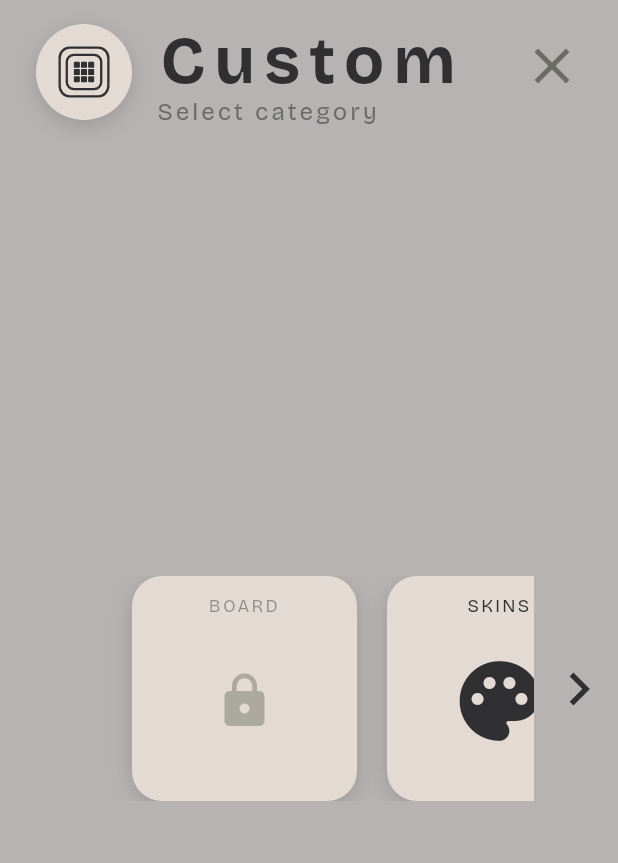
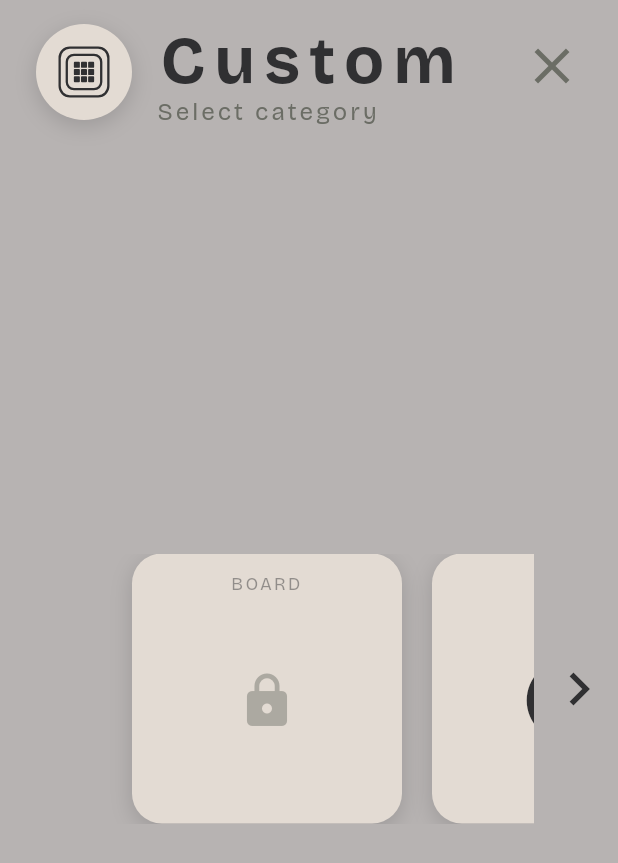
Before and after one commit to RSSerna/tic-tac-twist, a Flutter app: the SkinsScreen screen opened directly, on a phone screen of 412 x 824 dp. Shown: the top 863 px of the screen. Run offline on Flutter 3.47's test engine with Material 3 defaults, Android fonts, the light colour scheme and no system bars; our stand-ins replace audioplayers, firebase_analytics, firebase_core, firebase_crashlytics, flutter_riverpod, google_mobile_ads and 3 more; accounts and stored records are empty; generated files the repository leaves out were written again.

Commit message:
feat: Refactor age gate screen with new layout and pill buttons, enhance skins screen with responsive icons

```diff
--- a/lib/ui/screens/skins_screen.dart
+++ b/lib/ui/screens/skins_screen.dart
@@ -36,26 +36,32 @@ class SkinsScreen extends StatelessWidget {
         CustomizationCategory.flexing => l10n.categoryFlexing,
       };
 
-  static Widget _icon(BuildContext context, CustomizationCategory category) {
+  /// [size] is derived from the tile, so the glyph keeps its proportions
+  /// when a short screen shrinks the tiles rather than spilling out of one.
+  static Widget _icon(
+    BuildContext context,
+    CustomizationCategory category,
+    double size,
+  ) {
     final colors = context.gameColors;
     return switch (category) {
-      CustomizationCategory.board => const AppMark(size: 64),
+      CustomizationCategory.board => AppMark(size: size),
       // `ink`, not `neutral`: these are the tile's subject, not a disabled
       // or secondary state, and they carry the same weight as `AppMark`
       // beside them (which paints in `ink` too).
       CustomizationCategory.chips => Icon(
         Icons.palette,
-        size: 64,
+        size: size,
         color: colors.ink,
       ),
       CustomizationCategory.emote => Icon(
         Icons.emoji_emotions,
-        size: 64,
+        size: size,
         color: colors.ink,
       ),
       CustomizationCategory.flexing => Icon(
         Icons.accessibility_new,
-        size: 64,
+        size: size,
         color: colors.ink,
       ),
     };
@@ -95,12 +101,19 @@ class SkinsScreen extends StatelessWidget {
               subtitle: l10n.customSubtitle,
             ),
             Expanded(
-              child: Center(
-                child: _CategoryRow(
-                  categories: CustomizationCategory.values,
-                  label: _label,
-                  icon: _icon,
-                  onOpen: _open,
+              child: LayoutBuilder(
+                builder: (context, constraints) => Center(
+                  child: _CategoryRow(
+                    categories: CustomizationCategory.values,
+                    label: _label,
+                    icon: _icon,
+                    onOpen: _open,
+                    // Sized here so a short screen shrinks the tiles squarely
+                    // instead of the parent squashing a fixed 180 into a
+                    // rectangle — which is what happened at 320x480 in
+                    // Spanish, where the wrapped subtitle eats the height.
+                    tileSize: (constraints.maxHeight - 24).clamp(72.0, 180.0),
+                  ),
                 ),
               ),
             ),
@@ -119,12 +132,14 @@ class _CategoryRow extends StatefulWidget {
     required this.label,
     required this.icon,
     required this.onOpen,
+    required this.tileSize,
   });
 
   final List<CustomizationCategory> categories;
   final String Function(AppLocalizations, CustomizationCategory) label;
-  final Widget Function(BuildContext, CustomizationCategory) icon;
+  final Widget Function(BuildContext, CustomizationCategory, double) icon;
   final void Function(BuildContext, CustomizationCategory) onOpen;
+  final double tileSize;
 
   @override
   State<_CategoryRow> createState() => _CategoryRowState();
@@ -206,8 +221,16 @@ class _CategoryRowState extends State<_CategoryRow> {
                           CategoryTile(
                             key: Key('category-${category.name}'),
                             label: widget.label(l10n, category),
-                            icon: widget.icon(context, category),
+                            icon: widget.icon(
+                              context,
+                              category,
+                              widget.tileSize * 0.36,
+                            ),
                             available: category.available,
+                            // Set here rather than left to the widget's
+                            // default: how large these read is a decision
+                            // about this screen, not about the tile.
+                            size: widget.tileSize,
                             onPressed: () => widget.onOpen(context, category),
                           ),
                           if (category != widget.categories.last)
```
Also changed, not shown: lib/ui/screens/age_gate_screen.dart (+61 -17 lines), lib/ui/widgets/buttons/pill_action_button.dart (+8 -1 lines), lib/ui/widgets/buttons/pill_dropdown.dart (+44 -8 lines), 1 other file.
